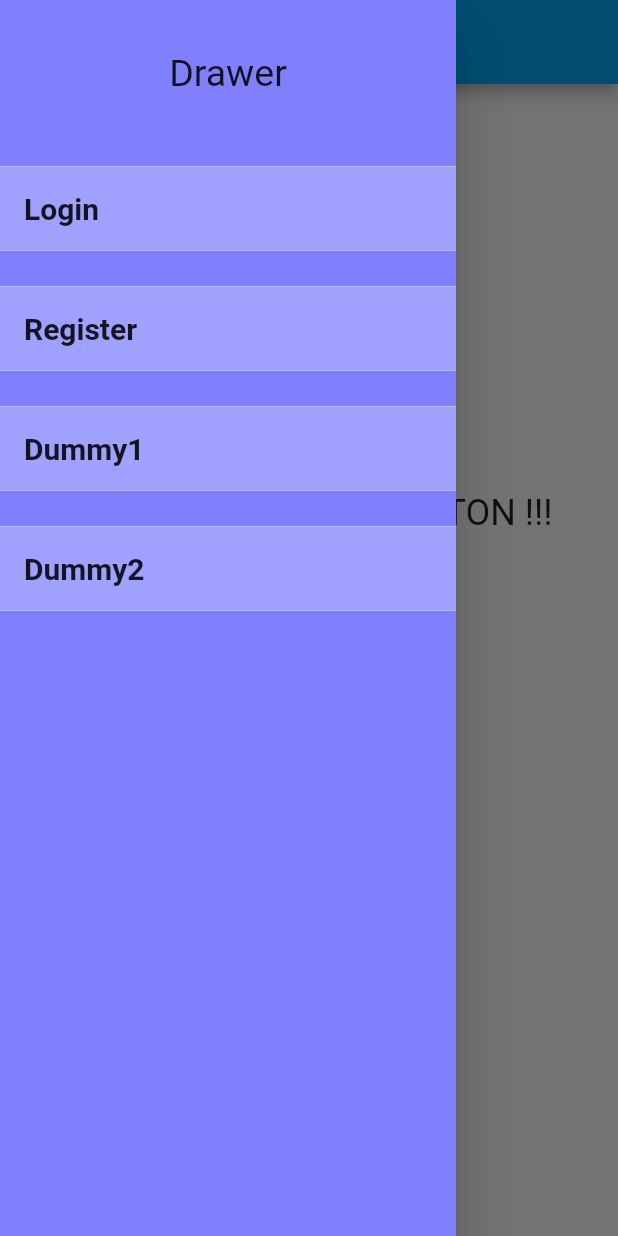
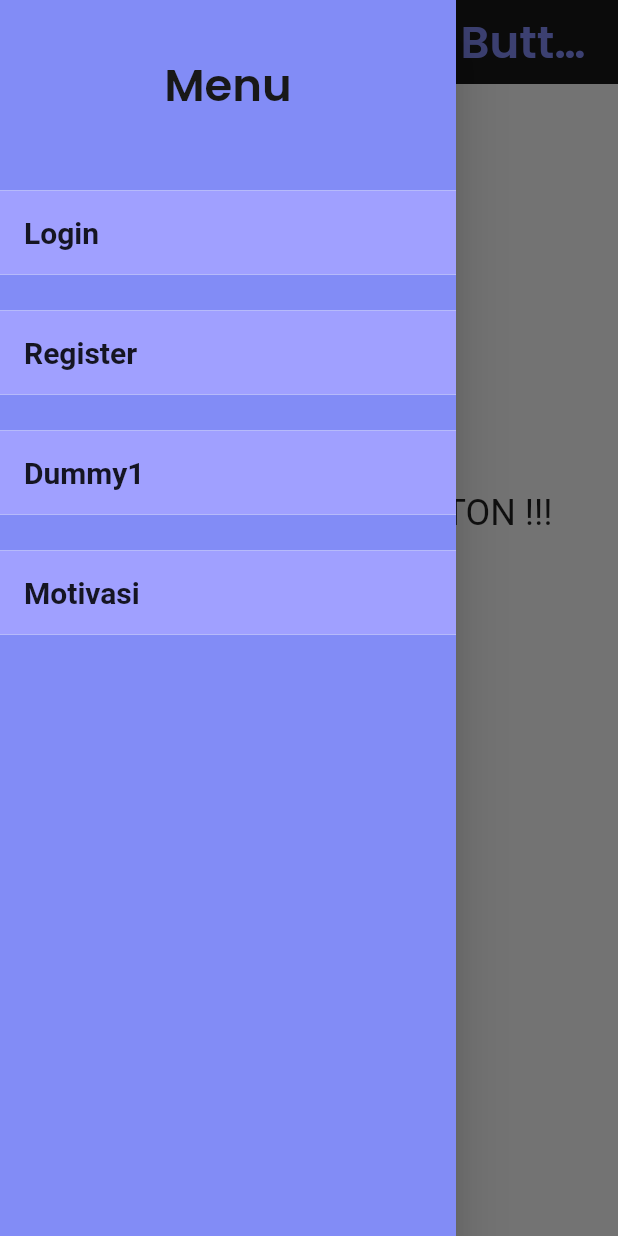
Before and after one commit to MikaSRahwono/covid19_panicbutton_mob, a Flutter app: the screen it shows after launch, with the side drawer open, on a phone screen of 412 x 824 dp. Run offline on Flutter 3.47's test engine with Material 2 defaults, Android fonts, the phone set to English and light mode, and no system bars; our stand-ins replace google_fonts, shared_preferences; missing offline and left inert: shared_preferences_web; Roboto replaces fonts that are missing (RobotoCondensed).

Commit message:
update motivasi app

```diff
--- a/lib/main.dart
+++ b/lib/main.dart
@@ -3,6 +3,7 @@ import 'package:flutter/material.dart';
 import './cookie_request.dart';
 import 'package:provider/provider.dart';
 import 'widgets/drawer.dart';
+import 'package:google_fonts/google_fonts.dart';
 
 void main() {
   runApp(const MyApp());
@@ -22,13 +23,20 @@ class MyApp extends StatelessWidget {
       },
       child: MaterialApp(
         title: 'Covid-19 Panic Button',
+        debugShowCheckedModeBanner: false,
         theme: ThemeData(
-            primarySwatch: Colors.lightBlue,
-            elevatedButtonTheme: ElevatedButtonThemeData(
-                style: ElevatedButton.styleFrom(
-              primary: Color.fromRGBO(110, 110, 220, 1),
-              fixedSize: const Size(160, 100),
-            ))),
+          // primarySwatch: Colors.lightBlue,
+          primaryColor: Colors.black,
+          elevatedButtonTheme: ElevatedButtonThemeData(
+              style: ElevatedButton.styleFrom(
+            primary: Color.fromRGBO(110, 110, 220, 1),
+            fixedSize: const Size(160, 100),
+          )),
+          appBarTheme: const AppBarTheme(
+            backgroundColor: Color(0xff181818),
+            elevation: 0,
+          ),
+        ),
         home: const MyHomePage(title: 'Covid-19 Panic Button'),
       ),
     );
@@ -48,7 +56,13 @@ class _MyHomePageState extends State<MyHomePage> {
   Widget build(BuildContext context) {
     return Scaffold(
       appBar: AppBar(
-        title: Text(widget.title),
+        title: Text(widget.title,
+        style: GoogleFonts.poppins(
+            fontSize: 30,
+            fontWeight: FontWeight.w600,
+            color: const Color(0xff828cf6)
+          ),
+        ),
       ),
       drawer: MainDrawer(),
       body: Center(
--- a/lib/widgets/drawer.dart
+++ b/lib/widgets/drawer.dart
@@ -4,6 +4,9 @@ import '../screens/register.dart';
 import '../screens/logout.dart';
 import '../cookie_request.dart';
 import 'package:provider/provider.dart';
+import '../motivasi/motivasi.dart';
+import 'package:google_fonts/google_fonts.dart';
+
 
 class MainDrawer extends StatelessWidget {
   @override
@@ -12,12 +15,19 @@ class MainDrawer extends StatelessWidget {
     return Drawer(
       child: Container(
         padding: EdgeInsets.fromLTRB(0, 10, 0, 10),
-        color: Color.fromRGBO(128, 128, 255, 1),
+        color: Color(0xff828cf6),
         child: ListView(
           children: <Widget> [
             const SizedBox(height: 24),
-            const Center(
-                child: Text("Drawer", style: TextStyle(fontSize: 25))),
+            Center(
+              child: Text("Menu",
+                style: GoogleFonts.poppins(
+                  fontSize: 30,
+                  fontWeight: FontWeight.w600,
+                  color: Color(0xff181818)
+                )
+              )
+            ),
             const SizedBox(height: 48),
             buildListTile("Login", !isLoggedIn, () {
               Navigator.pop(context);
@@ -47,8 +57,11 @@ class MainDrawer extends StatelessWidget {
               Navigator.pop(context);
             }),
             const SizedBox(height: 24),
-            buildListTile("Dummy2", true, () {
+            buildListTile("Motivasi", true, () {
               Navigator.pop(context);
+              Navigator.push(context,
+                MaterialPageRoute(builder: (context) => const MotivasiApp())
+              );
             }),
           ]
         )
--- a/pubspec.yaml
+++ b/pubspec.yaml
@@ -23,6 +23,7 @@ environment:
 dependencies:
   flutter:
     sdk: flutter
+  google_fonts: ^2.1.0
 
 
   # The following adds the Cupertino Icons font to your application.
```
Also changed, not shown: lib/motivasi/model.dart (added, +75 -0 lines), lib/motivasi/motivasi.dart (added, +290 -0 lines), 2 other files.
